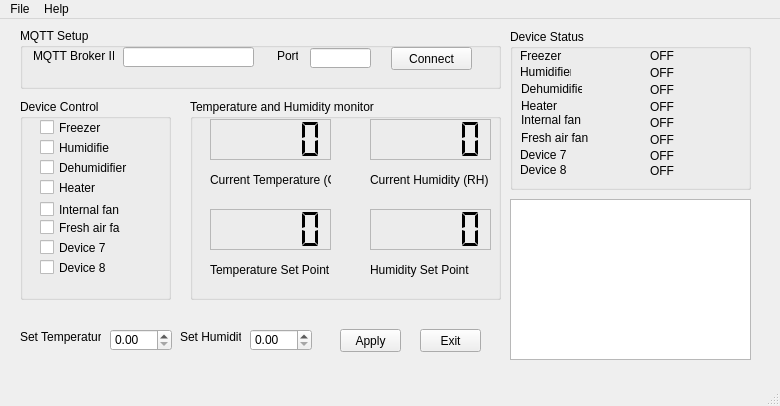
Above: Desktop_app/meat_curing_UI.ui from lomassubedi/MeatCuringChamberESP32 before the change. Below: the same form after it.
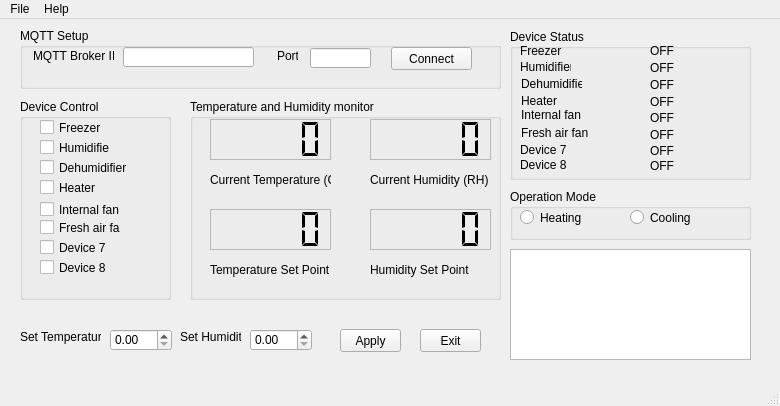
That is the form after the change.

```diff
--- a/Desktop_app/meat_curing_UI.ui
+++ b/Desktop_app/meat_curing_UI.ui
@@ -516,7 +516,7 @@
       <x>510</x>
       <y>10</y>
       <width>241</width>
-      <height>161</height>
+      <height>151</height>
      </rect>
     </property>
     <property name="title">
@@ -529,7 +529,7 @@
      <property name="geometry">
       <rect>
        <x>10</x>
-       <y>20</y>
+       <y>15</y>
        <width>47</width>
        <height>13</height>
       </rect>
@@ -542,7 +542,7 @@
      <property name="geometry">
       <rect>
        <x>10</x>
-       <y>35</y>
+       <y>30</y>
        <width>51</width>
        <height>16</height>
       </rect>
@@ -555,7 +555,7 @@
      <property name="geometry">
       <rect>
        <x>11</x>
-       <y>52</y>
+       <y>47</y>
        <width>61</width>
        <height>16</height>
       </rect>
@@ -568,7 +568,7 @@
      <property name="geometry">
       <rect>
        <x>11</x>
-       <y>83</y>
+       <y>78</y>
        <width>71</width>
        <height>16</height>
       </rect>
@@ -581,7 +581,7 @@
      <property name="geometry">
       <rect>
        <x>11</x>
-       <y>101</y>
+       <y>96</y>
        <width>71</width>
        <height>16</height>
       </rect>
@@ -594,7 +594,7 @@
      <property name="geometry">
       <rect>
        <x>11</x>
-       <y>70</y>
+       <y>65</y>
        <width>47</width>
        <height>13</height>
       </rect>
@@ -607,7 +607,7 @@
      <property name="geometry">
       <rect>
        <x>10</x>
-       <y>118</y>
+       <y>113</y>
        <width>71</width>
        <height>16</height>
       </rect>
@@ -620,7 +620,7 @@
      <property name="geometry">
       <rect>
        <x>10</x>
-       <y>133</y>
+       <y>128</y>
        <width>71</width>
        <height>16</height>
       </rect>
@@ -633,7 +633,7 @@
      <property name="geometry">
       <rect>
        <x>140</x>
-       <y>20</y>
+       <y>15</y>
        <width>47</width>
        <height>13</height>
       </rect>
@@ -646,7 +646,7 @@
      <property name="geometry">
       <rect>
        <x>140</x>
-       <y>37</y>
+       <y>32</y>
        <width>47</width>
        <height>13</height>
       </rect>
@@ -659,7 +659,7 @@
      <property name="geometry">
       <rect>
        <x>140</x>
-       <y>54</y>
+       <y>49</y>
        <width>47</width>
        <height>13</height>
       </rect>
@@ -672,7 +672,7 @@
      <property name="geometry">
       <rect>
        <x>140</x>
-       <y>71</y>
+       <y>66</y>
        <width>47</width>
        <height>13</height>
       </rect>
@@ -685,7 +685,7 @@
      <property name="geometry">
       <rect>
        <x>140</x>
-       <y>104</y>
+       <y>99</y>
        <width>47</width>
        <height>13</height>
       </rect>
@@ -698,7 +698,7 @@
      <property name="geometry">
       <rect>
        <x>140</x>
-       <y>120</y>
+       <y>115</y>
        <width>47</width>
        <height>13</height>
       </rect>
@@ -711,7 +711,7 @@
      <property name="geometry">
       <rect>
        <x>140</x>
-       <y>135</y>
+       <y>130</y>
        <width>47</width>
        <height>13</height>
       </rect>
@@ -724,7 +724,7 @@
      <property name="geometry">
       <rect>
        <x>140</x>
-       <y>87</y>
+       <y>82</y>
        <width>47</width>
        <height>13</height>
       </rect>
@@ -751,9 +751,9 @@
     <property name="geometry">
      <rect>
       <x>510</x>
-      <y>180</y>
+      <y>230</y>
       <width>241</width>
-      <height>161</height>
+      <height>111</height>
      </rect>
     </property>
     <property name="html">
@@ -764,6 +764,45 @@
 &lt;p style=&quot;-qt-paragraph-type:empty; margin-top:0px; margin-bottom:0px; margin-left:0px; margin-right:0px; -qt-block-indent:0; text-indent:0px;&quot;&gt;&lt;br /&gt;&lt;/p&gt;&lt;/body&gt;&lt;/html&gt;</string>
     </property>
    </widget>
+   <widget class="QGroupBox" name="groupBoxOperationMode">
+    <property name="geometry">
+     <rect>
+      <x>510</x>
+      <y>170</y>
+      <width>241</width>
+      <height>51</height>
+     </rect>
+    </property>
+    <property name="title">
+     <string>Operation Mode</string>
+    </property>
+    <widget class="QRadioButton" name="radioButtonHeatingMode">
+     <property name="geometry">
+      <rect>
+       <x>10</x>
+       <y>20</y>
+       <width>82</width>
+       <height>17</height>
+      </rect>
+     </property>
+     <property name="text">
+      <string>Heating</string>
+     </property>
+    </widget>
+    <widget class="QRadioButton" name="radioButtonCoolingMode">
+     <property name="geometry">
+      <rect>
+       <x>120</x>
+       <y>20</y>
+       <width>82</width>
+       <height>17</height>
+      </rect>
+     </property>
+     <property name="text">
+      <string>Cooling</string>
+     </property>
+    </widget>
+   </widget>
    <zorder>groupBox</zorder>
    <zorder>groupBoxDeviceControl</zorder>
    <zorder>groupBoxTmpHumMonitor</zorder>
```
Left out of the diff: 7 changed lines with no effect on the pictures.
